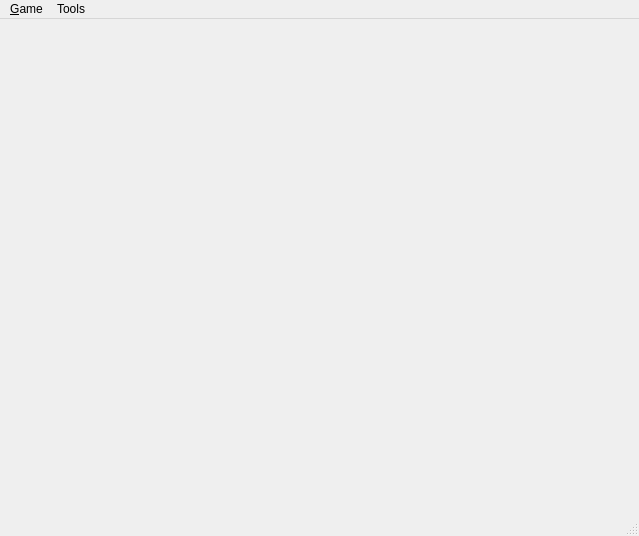
Above: branches/macjariel/client/mainwindow.ui from kubos741/kbang before the change. Below: the same form after it.
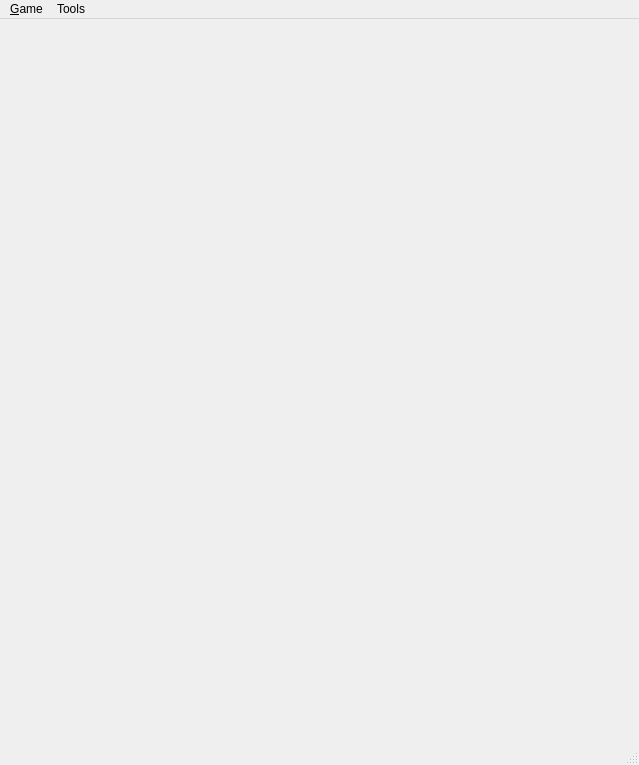
That is the form after the change. Icons and pictures are not drawn. Custom widgets are drawn as their Qt base class.

The edit to the form file:
```diff
--- a/branches/macjariel/client/mainwindow.ui
+++ b/branches/macjariel/client/mainwindow.ui
@@ -9,7 +9,7 @@
     <x>0</x>
     <y>0</y>
     <width>639</width>
-    <height>536</height>
+    <height>765</height>
    </rect>
   </property>
   <property name="windowTitle" >
@@ -487,7 +487,7 @@
           </property>
           <property name="sizeHint" stdset="0" >
            <size>
-            <width>15</width>
+            <width>60</width>
             <height>15</height>
            </size>
           </property>
@@ -542,7 +542,7 @@
           </property>
           <property name="sizeHint" stdset="0" >
            <size>
-            <width>15</width>
+            <width>60</width>
             <height>15</height>
            </size>
           </property>
```
Left out of the diff: 18 changed lines with no effect on the pictures.
